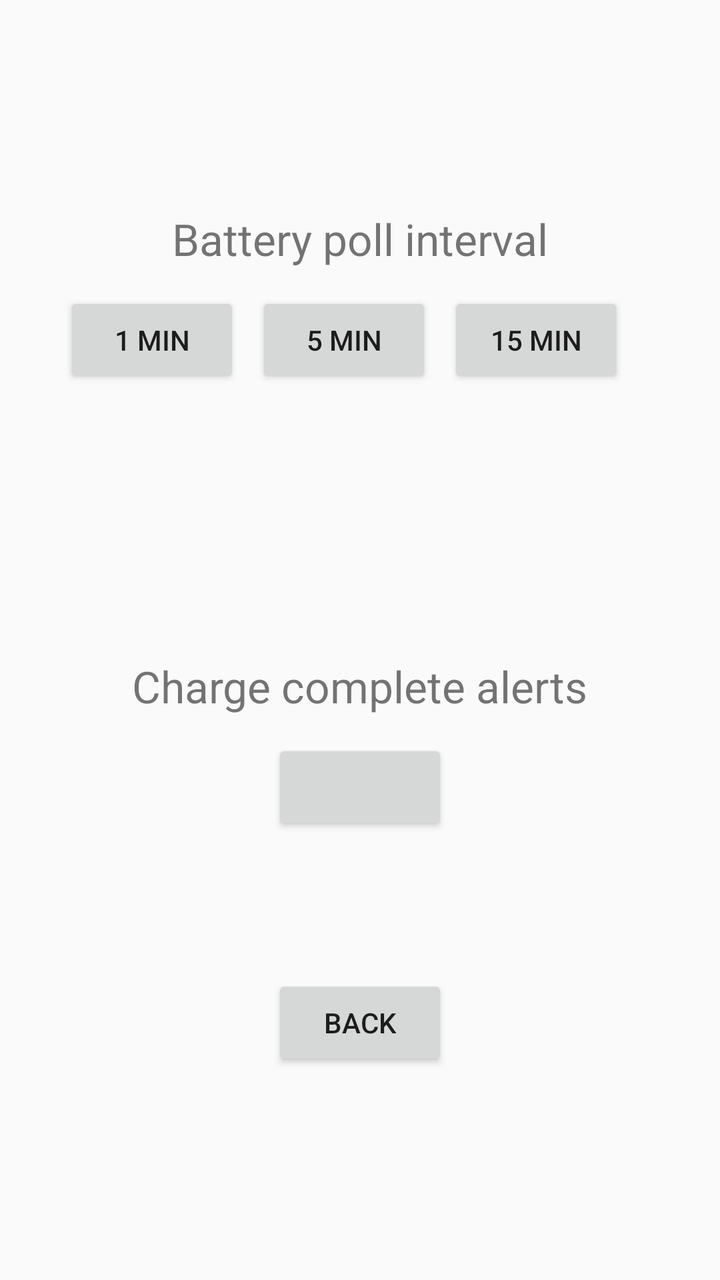
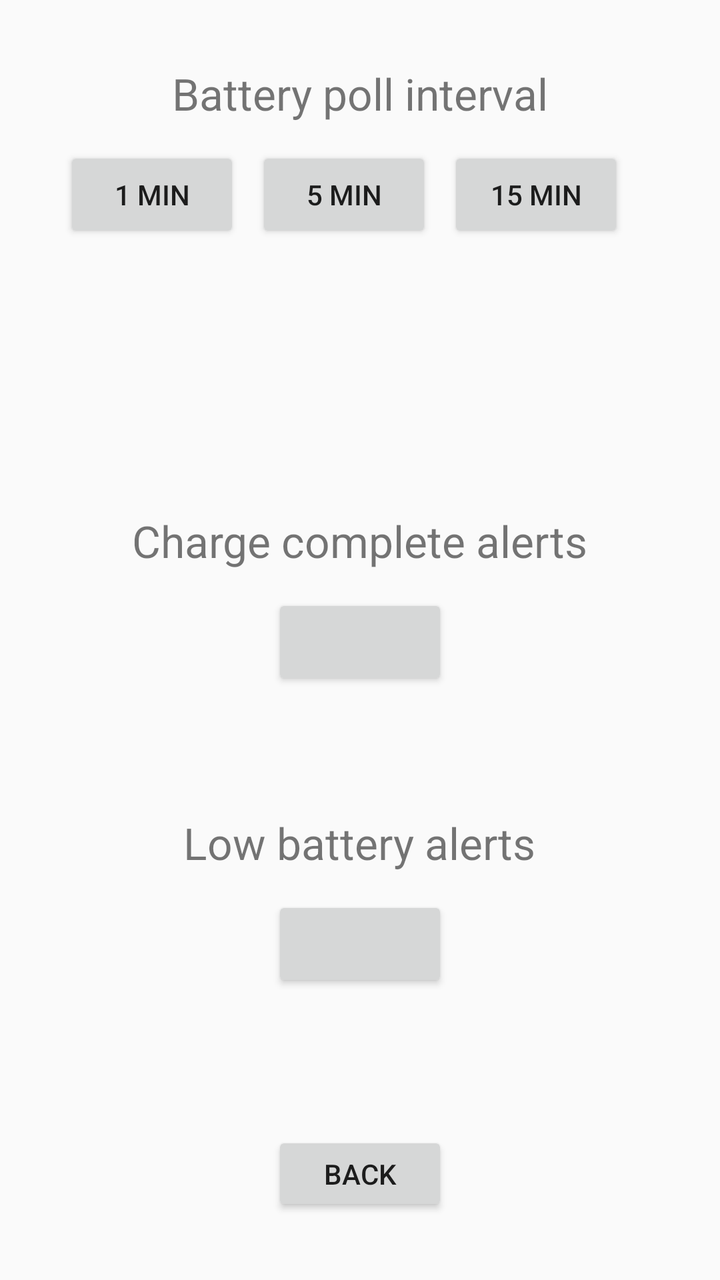

The first picture is an Android layout as it rendered before a commit; the second is the same layout after the commit. The layout source and the unified diff follow.
<!-- AndroidManifest.xml: application theme android:Theme.Material.Light -->
<!-- res/layout/activity_settings.xml -->
<?xml version="1.0" encoding="utf-8"?>
<LinearLayout xmlns:android="http://schemas.android.com/apk/res/android"
    android:layout_width="match_parent"
    android:layout_height="match_parent"
    android:orientation="vertical"
    android:gravity="center"
    android:padding="32dp">

    <TextView
        android:layout_width="wrap_content"
        android:layout_height="wrap_content"
        android:textSize="22sp"
        android:text="Battery poll interval" />

    <LinearLayout
        android:layout_width="wrap_content"
        android:layout_height="wrap_content"
        android:orientation="horizontal"
        android:layout_marginTop="12dp">

        <Button android:id="@+id/interval1" android:layout_width="wrap_content"
            android:layout_height="wrap_content" android:text="1 min" />
        <Button android:id="@+id/interval5" android:layout_width="wrap_content"
            android:layout_height="wrap_content" android:layout_marginStart="8dp" android:text="5 min" />
        <Button android:id="@+id/interval15" android:layout_width="wrap_content"
            android:layout_height="wrap_content" android:layout_marginStart="8dp" android:text="15 min" />
        <Button android:id="@+id/interval30" android:layout_width="wrap_content"
            android:layout_height="wrap_content" android:layout_marginStart="8dp" android:text="30 min" />
    </LinearLayout>

    <TextView
        android:id="@+id/intervalStatus"
        android:layout_width="wrap_content"
        android:layout_height="wrap_content"
        android:layout_marginTop="8dp"
        android:textSize="16sp" />

    <TextView
        android:layout_width="wrap_content"
        android:layout_height="wrap_content"
        android:textSize="22sp"
        android:layout_marginTop="32dp"
        android:text="Charge complete alerts" />

    <Button
        android:id="@+id/chargeAlertsToggle"
        android:layout_width="wrap_content"
        android:layout_height="wrap_content"
        android:layout_marginTop="12dp" />

    <TextView
        android:id="@+id/chargeAlertsStatus"
        android:layout_width="wrap_content"
        android:layout_height="wrap_content"
        android:layout_marginTop="8dp"
        android:textSize="16sp" />

    <Button
        android:id="@+id/backButton"
        android:layout_width="wrap_content"
        android:layout_height="wrap_content"
        android:layout_marginTop="40dp"
        android:text="Back" />

</LinearLayout>
<!-- resources referenced by this layout -->
<resources>

</resources>

<!-- the commit's change to res/layout/activity_settings.xml (unified diff, before → after) -->
@@ -55,6 +55,26 @@
         android:layout_marginTop="8dp"
         android:textSize="16sp" />
 
+    <TextView
+        android:layout_width="wrap_content"
+        android:layout_height="wrap_content"
+        android:textSize="22sp"
+        android:layout_marginTop="32dp"
+        android:text="Low battery alerts" />
+
+    <Button
+        android:id="@+id/lowBatteryAlertsToggle"
+        android:layout_width="wrap_content"
+        android:layout_height="wrap_content"
+        android:layout_marginTop="12dp" />
+
+    <TextView
+        android:id="@+id/lowBatteryAlertsStatus"
+        android:layout_width="wrap_content"
+        android:layout_height="wrap_content"
+        android:layout_marginTop="8dp"
+        android:textSize="16sp" />
+
     <Button
         android:id="@+id/backButton"
         android:layout_width="wrap_content"
